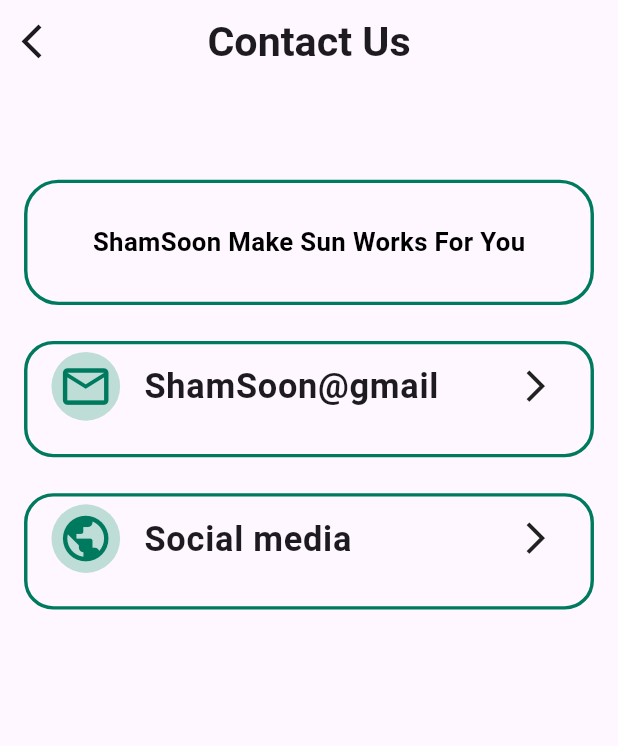
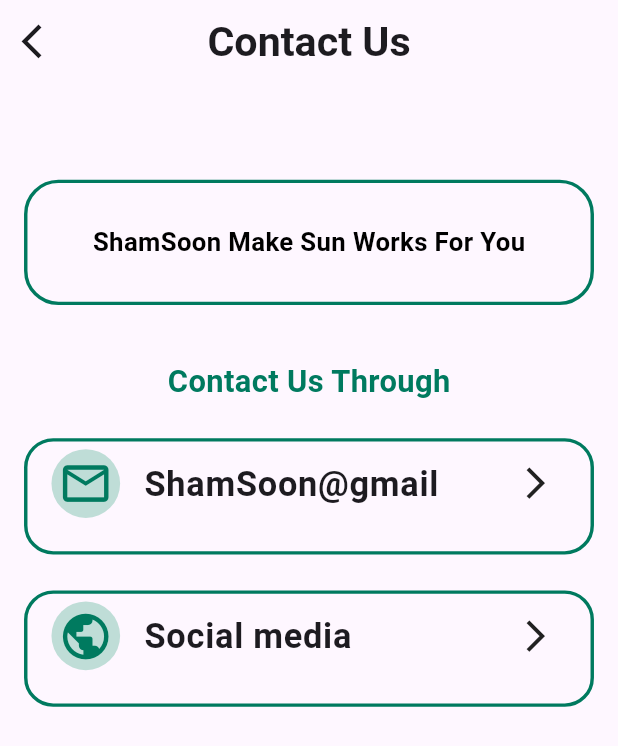
Before and after one commit to Rewanelmlah/ShamSoon, a Flutter app: the ContactUsScreen screen opened directly, on a phone screen of 412 x 824 dp. Shown: the top 746 px of the screen. Run offline on Flutter 3.47's test engine with Material 3 defaults, Android fonts, the phone set to English and light mode, and no system bars; our stand-ins replace fl_chart, flutter_screenutil, pinput, smooth_page_indicator.

Commit message:
Fixed UI

```diff
--- a/lib/features/settings/presentation/views/contact_us.dart
+++ b/lib/features/settings/presentation/views/contact_us.dart
@@ -38,8 +38,8 @@
         ],
       ),
              ),
-            // SizedBox(height: 30.h),
-           //  Center(child: Text("Contact Us Through",style: TextStyle(fontSize: 18.sp,fontWeight: FontWeight.bold,color: AppColors.primaryColor),)),
+             SizedBox(height: 30.h),
+             Center(child: Text("Contact Us Through",style: TextStyle(fontSize: 18.sp,fontWeight: FontWeight.bold,color: AppColors.primaryColor),)),
              SizedBox(height: 20.h),
             CustomTile(
               color: Color(0xFFBFDDD7),
```
